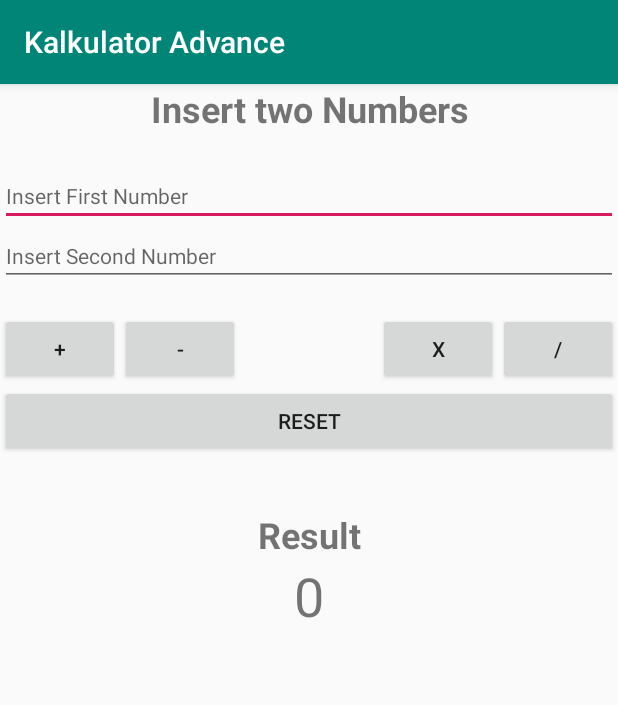
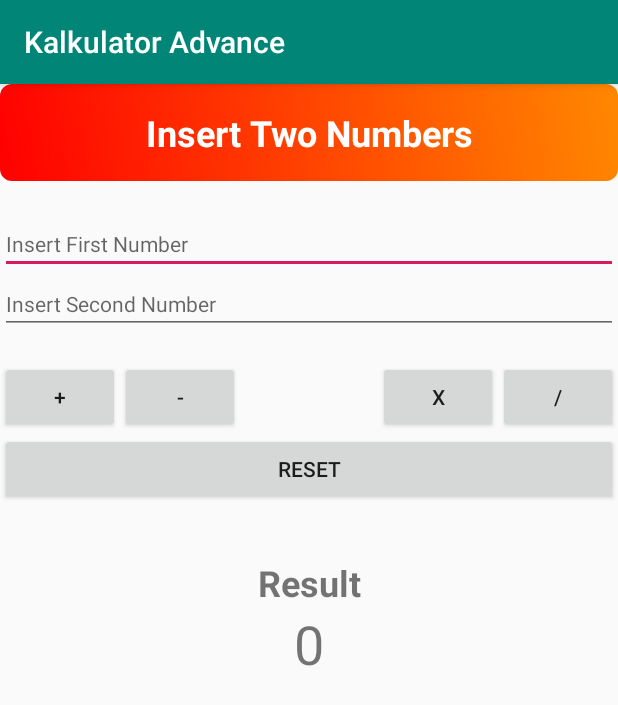
Before and after one commit to Sakadyk/Junior-Mobile-Programmer, an Android app: the CalculatorActivity screen opened directly, with no data from a screen before it, on a phone screen of 412 x 824 dp. Shown: the top 705 px of the screen. Run offline under Robolectric (Android 15) with nearby library versions, the phone set to English and light mode, and no system bars.

Commit message:
Mengubah tampilan text view insert two numbers

```diff
--- /dev/null
+++ b/app/src/main/res/drawable/gradient_background.xml
@@ -0,0 +1,7 @@
+<shape xmlns:android="http://schemas.android.com/apk/res/android">
+    <gradient
+        android:startColor="#FF0000"
+        android:endColor="#FF8800"
+        android:angle="45"/>
+    <corners android:radius="8dp"/>
+</shape>
--- a/app/src/main/res/layout/activity_calculator.xml
+++ b/app/src/main/res/layout/activity_calculator.xml
@@ -5,7 +5,9 @@
     xmlns:tools="http://schemas.android.com/tools"
     android:layout_width="match_parent"
     android:layout_height="match_parent"
-    tools:context=".CalculatorActivity">
+    tools:context=".CalculatorActivity"
+    tools:ignore="ExtraText">
+
 
     <Button
         android:text="+"
@@ -43,7 +45,7 @@
         android:textSize="14sp" />
 
     <TextView
-        android:text="Insert two Numbers"
+        android:text="Insert Two Numbers"
         android:layout_width="match_parent"
         android:layout_height="wrap_content"
         android:id="@+id/textView5"
@@ -52,7 +54,14 @@
         android:textSize="24sp"
         android:layout_alignParentTop="true"
         android:layout_alignParentLeft="true"
-        android:layout_alignParentStart="true" />
+        android:layout_alignParentStart="true"
+        android:background="@drawable/gradient_background"
+        android:textColor="#FFFFFF"
+        android:padding="16dp"
+        />
+
+
+
 
     <TextView
         android:text="0"
```
